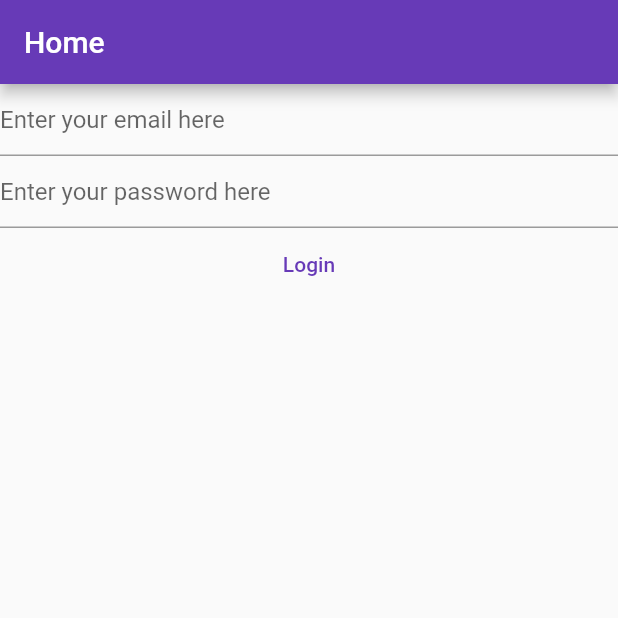
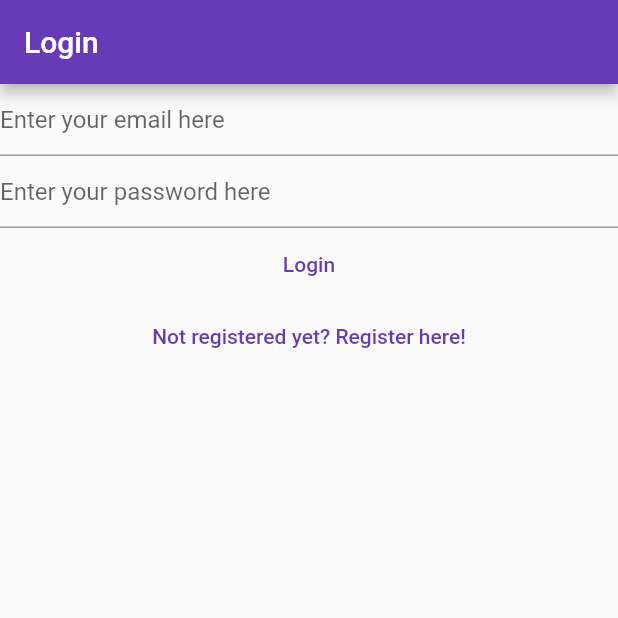
Before and after one commit to NicholasNgaruiya/mynotes-app, a Flutter app: the screen it shows after launch, on a phone screen of 412 x 824 dp, the top half of it. Run offline on Flutter 3.47's test engine with Material 2 defaults, Android fonts, the phone set to English and light mode, and no system bars; our stand-ins replace firebase_auth, firebase_core; accounts and stored records are empty.

Commit message:
created a link between Login and registration view

```diff
--- a/lib/main.dart
+++ b/lib/main.dart
@@ -3,6 +3,7 @@ import 'package:firebase_core/firebase_core.dart';
 import 'package:flutter/material.dart';
 import 'package:mynotes/firebase_options.dart';
 import 'package:mynotes/views/login_view.dart';
+import 'package:mynotes/views/register_view.dart';
 
 void main() {
   WidgetsFlutterBinding.ensureInitialized();
@@ -13,6 +14,10 @@ void main() {
         primarySwatch: Colors.deepPurple,
       ),
       home: const HomePage(),
+      routes: {
+        '/login/': (context) => const LoginView(),
+        '/register/': (context) => const RegisterView(),
+      },
     ),
   );
 }
@@ -22,11 +27,7 @@ class HomePage extends StatelessWidget {
 
   @override
   Widget build(BuildContext context) {
-    return Scaffold(
-      appBar: AppBar(
-        title: const Text('Home'),
-      ),
-      body: FutureBuilder(
+    return FutureBuilder(
       future: Firebase.initializeApp(
         options: DefaultFirebaseOptions.currentPlatform,
       ),
@@ -41,10 +42,9 @@ class HomePage extends StatelessWidget {
             // }
             return const LoginView();
           default:
-              return const Text('Loading...');
+            return const CircularProgressIndicator();
         }
       },
-      ),
     );
   }
 }
@@ -59,7 +59,11 @@ class VerifyEmailView extends StatefulWidget {
 class _VerifyEmailViewState extends State<VerifyEmailView> {
   @override
   Widget build(BuildContext context) {
-    return Column(
+    return Scaffold(
+      appBar: AppBar(
+        title: const Text('Verify email'),
+      ),
+      body: Column(
         children: [
           const Text('Please verify email'),
           TextButton(
@@ -70,6 +74,7 @@ class _VerifyEmailViewState extends State<VerifyEmailView> {
             child: const Text('Send email verification'),
           )
         ],
+      ),
     );
   }
 }
--- a/lib/views/login_view.dart
+++ b/lib/views/login_view.dart
@@ -28,7 +28,9 @@ class _LoginViewState extends State<LoginView> {
 
   @override
   Widget build(BuildContext context) {
-    return Column(
+    return Scaffold(
+      appBar: AppBar(title: const Text('Login')),
+      body: Column(
         children: [
           TextField(
             controller: _email,
@@ -69,7 +71,15 @@ class _LoginViewState extends State<LoginView> {
             },
             child: const Text('Login'),
           ),
+          TextButton(
+            onPressed: () {
+              Navigator.of(context)
+                  .pushNamedAndRemoveUntil('/register/', (route) => false);
+            },
+            child: const Text('Not registered yet? Register here!'),
+          ),
         ],
+      ),
     );
   }
 }
--- a/lib/views/register_view.dart
+++ b/lib/views/register_view.dart
@@ -28,7 +28,11 @@ class _RegisterViewState extends State<RegisterView> {
 
   @override
   Widget build(BuildContext context) {
-    return Column(
+    return Scaffold(
+      appBar: AppBar(
+        title: const Text('Register'),
+      ),
+      body: Column(
         children: [
           TextField(
             controller: _email,
@@ -71,7 +75,15 @@ class _RegisterViewState extends State<RegisterView> {
             },
             child: const Text('Register'),
           ),
+          TextButton(
+            onPressed: () {
+              Navigator.of(context)
+                  .pushNamedAndRemoveUntil('/login/', (route) => false);
+            },
+            child: const Text('Already registered? Login here!'),
+          )
         ],
+      ),
     );
   }
 }
```
Lines whose indentation alone changed are shown as unchanged.
